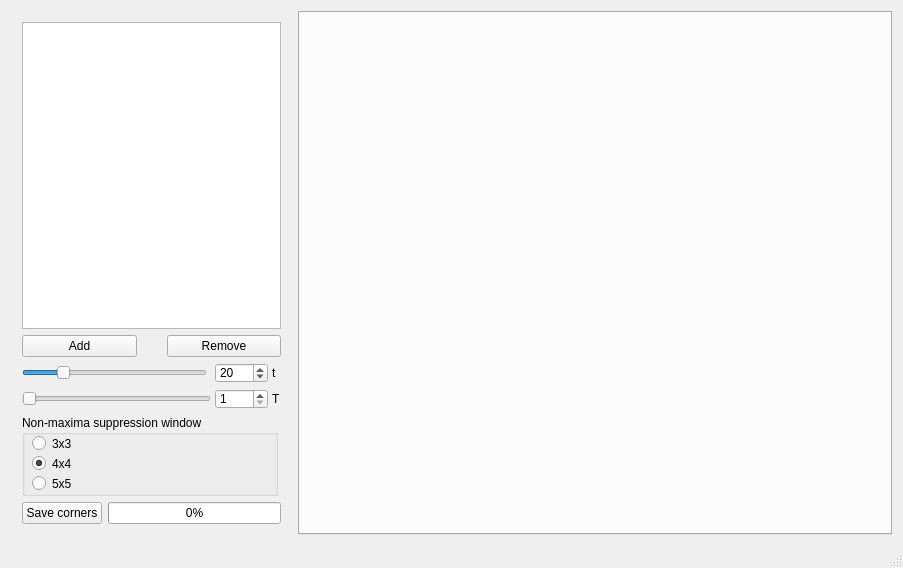
Before: the Qt Designer form susan_form.ui in borgotta/TCD, drawn with Qt 5.
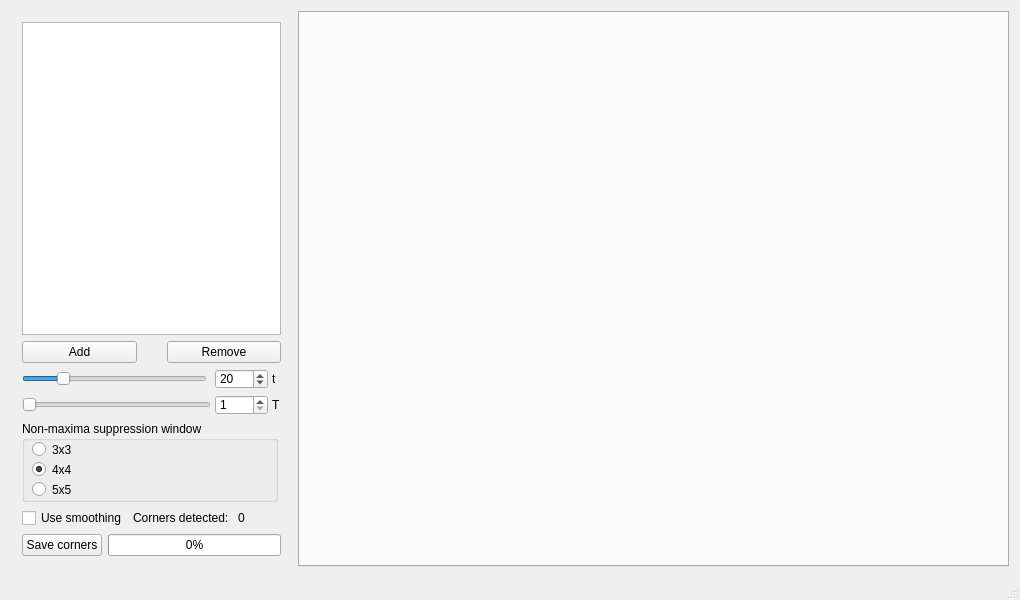
After: the same form once the commit is applied. Icons and pictures are not drawn.

Commit message: Improved SUSAN corner-finder

```diff
--- a/susan_form.ui
+++ b/susan_form.ui
@@ -6,8 +6,8 @@
    <rect>
     <x>0</x>
     <y>0</y>
-    <width>903</width>
-    <height>568</height>
+    <width>1020</width>
+    <height>600</height>
    </rect>
   </property>
   <property name="windowTitle">
@@ -27,8 +27,6 @@
         <height>16777215</height>
        </size>
       </property>
-      <layout class="QHBoxLayout" name="horizontalLayout_2">
-       <item>
         <layout class="QVBoxLayout" name="verticalLayout">
          <item>
           <widget class="QListWidget" name="fileListWidget">
@@ -234,6 +232,31 @@
            </widget>
           </widget>
          </item>
+       <item>
+        <layout class="QHBoxLayout" name="horizontalLayout_2">
+         <item>
+          <widget class="QCheckBox" name="checkBoxSmoothing">
+           <property name="text">
+            <string>Use smoothing</string>
+           </property>
+          </widget>
+         </item>
+         <item>
+          <widget class="QLabel" name="label_3">
+           <property name="text">
+            <string>Corners detected: </string>
+           </property>
+          </widget>
+         </item>
+         <item>
+          <widget class="QLabel" name="labelNCorners">
+           <property name="text">
+            <string>0</string>
+           </property>
+          </widget>
+         </item>
+        </layout>
+       </item>
          <item>
           <layout class="QHBoxLayout" name="horizontalLayout_3">
            <item>
@@ -265,13 +288,22 @@
           </layout>
          </item>
         </layout>
-       </item>
-      </layout>
-      <zorder></zorder>
      </widget>
     </item>
     <item>
      <widget class="QTabWidget" name="viewTabs">
+      <property name="sizePolicy">
+       <sizepolicy hsizetype="Minimum" vsizetype="Minimum">
+        <horstretch>0</horstretch>
+        <verstretch>0</verstretch>
+       </sizepolicy>
+      </property>
+      <property name="minimumSize">
+       <size>
+        <width>680</width>
+        <height>500</height>
+       </size>
+      </property>
       <property name="currentIndex">
        <number>-1</number>
       </property>
```
Lines whose indentation alone changed are shown as unchanged. The commit also changes 4 other files.
